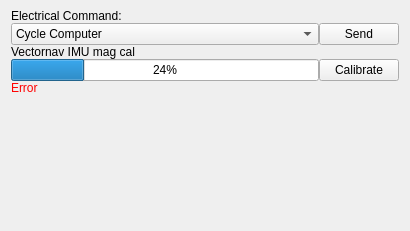
The window that riptide_rviz/riptide_rviz/src/ElectricalPanel.ui (osu-uwrt/riptide_gui) describes before a commit, drawn with Qt 5.
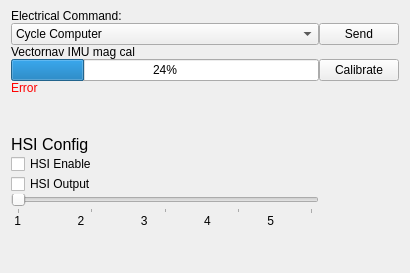
The same window after the commit.

Commit message: Updated Electrical Panel with IMU hsi config

What changed in the file:
```diff
--- a/riptide_rviz/riptide_rviz/src/ElectricalPanel.ui
+++ b/riptide_rviz/riptide_rviz/src/ElectricalPanel.ui
@@ -7,7 +7,7 @@
     <x>0</x>
     <y>0</y>
     <width>410</width>
-    <height>231</height>
+    <height>273</height>
    </rect>
   </property>
   <property name="sizePolicy">
@@ -28,6 +28,71 @@
    </property>
    <item>
     <layout class="QGridLayout" name="gridLayout">
+     <item row="14" column="0">
+      <spacer name="verticalSpacer">
+       <property name="orientation">
+        <enum>Qt::Vertical</enum>
+       </property>
+       <property name="sizeHint" stdset="0">
+        <size>
+         <width>20</width>
+         <height>40</height>
+        </size>
+       </property>
+      </spacer>
+     </item>
+     <item row="6" column="0">
+      <widget class="QLabel" name="errLabel">
+       <property name="enabled">
+        <bool>false</bool>
+       </property>
+       <property name="sizePolicy">
+        <sizepolicy hsizetype="Expanding" vsizetype="Preferred">
+         <horstretch>0</horstretch>
+         <verstretch>0</verstretch>
+        </sizepolicy>
+       </property>
+       <property name="styleSheet">
+        <string notr="true">color: red;</string>
+       </property>
+       <property name="text">
+        <string>Error</string>
+       </property>
+      </widget>
+     </item>
+     <item row="4" column="1">
+      <widget class="QPushButton" name="magCalSend">
+       <property name="text">
+        <string>Calibrate</string>
+       </property>
+      </widget>
+     </item>
+     <item row="11" column="0">
+      <widget class="QCheckBox" name="hsiOutput">
+       <property name="text">
+        <string>HSI Output</string>
+       </property>
+      </widget>
+     </item>
+     <item row="1" column="1">
+      <widget class="QPushButton" name="commandSend">
+       <property name="text">
+        <string>Send</string>
+       </property>
+      </widget>
+     </item>
+     <item row="9" column="0">
+      <widget class="QLabel" name="label_3">
+       <property name="font">
+        <font>
+         <pointsize>12</pointsize>
+        </font>
+       </property>
+       <property name="text">
+        <string>HSI Config</string>
+       </property>
+      </widget>
+     </item>
      <item row="0" column="0" colspan="2">
       <widget class="QLabel" name="label">
        <property name="text">
@@ -35,6 +100,38 @@
        </property>
       </widget>
      </item>
+     <item row="10" column="0">
+      <widget class="QCheckBox" name="hsiEnable">
+       <property name="text">
+        <string>HSI Enable</string>
+       </property>
+      </widget>
+     </item>
+     <item row="12" column="0">
+      <widget class="QSlider" name="convergenceRate">
+       <property name="minimum">
+        <number>1</number>
+       </property>
+       <property name="maximum">
+        <number>5</number>
+       </property>
+       <property name="pageStep">
+        <number>1</number>
+       </property>
+       <property name="value">
+        <number>1</number>
+       </property>
+       <property name="orientation">
+        <enum>Qt::Horizontal</enum>
+       </property>
+       <property name="tickPosition">
+        <enum>QSlider::TicksBelow</enum>
+       </property>
+       <property name="tickInterval">
+        <number>1</number>
+       </property>
+      </widget>
+     </item>
      <item row="1" column="0">
       <widget class="QComboBox" name="commandSelect">
        <property name="sizePolicy">
@@ -43,6 +140,9 @@
          <verstretch>0</verstretch>
         </sizepolicy>
        </property>
+       <property name="currentIndex">
+        <number>0</number>
+       </property>
        <item>
         <property name="text">
          <string>Cycle Computer</string>
@@ -100,46 +200,6 @@
        </item>
       </widget>
      </item>
-     <item row="1" column="1">
-      <widget class="QPushButton" name="commandSend">
-       <property name="text">
-        <string>Send</string>
-       </property>
-      </widget>
-     </item>
-     <item row="4" column="0">
-      <widget class="QProgressBar" name="calibProgress">
-       <property name="value">
-        <number>24</number>
-       </property>
-      </widget>
-     </item>
-     <item row="6" column="0">
-      <widget class="QLabel" name="errLabel">
-       <property name="enabled">
-        <bool>false</bool>
-       </property>
-       <property name="sizePolicy">
-        <sizepolicy hsizetype="Expanding" vsizetype="Preferred">
-         <horstretch>0</horstretch>
-         <verstretch>0</verstretch>
-        </sizepolicy>
-       </property>
-       <property name="styleSheet">
-        <string notr="true">color: red;</string>
-       </property>
-       <property name="text">
-        <string>Error</string>
-       </property>
-      </widget>
-     </item>
-     <item row="4" column="1">
-      <widget class="QPushButton" name="magCalSend">
-       <property name="text">
-        <string>Calibrate</string>
-       </property>
-      </widget>
-     </item>
      <item row="2" column="0">
       <widget class="QLabel" name="label_2">
        <property name="text">
@@ -147,21 +207,41 @@
        </property>
       </widget>
      </item>
+     <item row="13" column="0">
+      <widget class="QLabel" name="label_4">
+       <property name="text">
+        <string> 1                 2                 3                 4                 5</string>
+       </property>
+       <property name="scaledContents">
+        <bool>true</bool>
+       </property>
+      </widget>
+     </item>
+     <item row="4" column="0">
+      <widget class="QProgressBar" name="calibProgress">
+       <property name="value">
+        <number>24</number>
+       </property>
+      </widget>
+     </item>
+     <item row="7" column="0">
+      <spacer name="verticalSpacer_2">
+       <property name="orientation">
+        <enum>Qt::Vertical</enum>
+       </property>
+       <property name="sizeType">
+        <enum>QSizePolicy::Minimum</enum>
+       </property>
+       <property name="sizeHint" stdset="0">
+        <size>
+         <width>20</width>
+         <height>40</height>
+        </size>
+       </property>
+      </spacer>
+     </item>
     </layout>
    </item>
-   <item>
-    <spacer name="verticalSpacer">
-     <property name="orientation">
-      <enum>Qt::Vertical</enum>
-     </property>
-     <property name="sizeHint" stdset="0">
-      <size>
-       <width>20</width>
-       <height>40</height>
-      </size>
-     </property>
-    </spacer>
-   </item>
   </layout>
  </widget>
  <resources/>
```
The commit also changes 2 other files.
